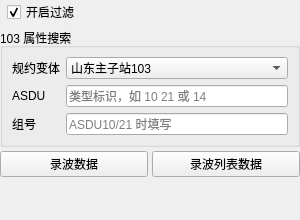
marshalyyx2000/wireshark, file ui/qt/iec103_filter_widget.ui: the form before one commit.
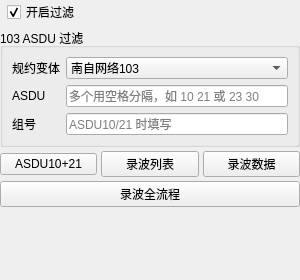
The form after the commit.

Commit message:
Add IEC 103 ASDU quick filters to the classify panel.
Show the filter bar when 103 is selected and add presets for ASDU10+21, wave list/data, and full wave-transfer ASDU ranges.

```diff
--- a/ui/qt/iec103_filter_widget.ui
+++ b/ui/qt/iec103_filter_widget.ui
@@ -7,7 +7,7 @@
     <x>0</x>
     <y>0</y>
     <width>300</width>
-    <height>220</height>
+    <height>280</height>
    </rect>
   </property>
   <layout class="QVBoxLayout" name="verticalLayout">
@@ -50,7 +50,7 @@
    <item>
     <widget class="QGroupBox" name="criteriaGroup">
      <property name="title">
-      <string>103 属性搜索</string>
+      <string>103 ASDU 过滤</string>
      </property>
      <layout class="QFormLayout" name="criteriaLayout">
       <item row="0" column="0">
@@ -62,6 +62,9 @@
       </item>
       <item row="0" column="1">
        <widget class="QComboBox" name="variantCombo">
+        <property name="currentIndex">
+         <number>1</number>
+        </property>
         <item>
          <property name="text">
           <string>山东主子站103</string>
@@ -84,7 +87,7 @@
       <item row="1" column="1">
        <widget class="QLineEdit" name="asduEdit">
         <property name="placeholderText">
-         <string>类型标识，如 10 21 或 14</string>
+         <string>多个用空格分隔，如 10 21 或 23 30</string>
         </property>
         <property name="clearButtonEnabled">
          <bool>true</bool>
@@ -112,7 +115,24 @@
     </widget>
    </item>
    <item>
-    <layout class="QHBoxLayout" name="waveButtonLayout">
+    <layout class="QHBoxLayout" name="presetRow1">
+     <item>
+      <widget class="QPushButton" name="genericAsduButton">
+       <property name="text">
+        <string>ASDU10+21</string>
+       </property>
+       <property name="toolTip">
+        <string>同时显示通用分类数据与命令 (ASDU10、ASDU21)</string>
+       </property>
+      </widget>
+     </item>
+     <item>
+      <widget class="QPushButton" name="waveListButton">
+       <property name="text">
+        <string>录波列表</string>
+       </property>
+      </widget>
+     </item>
      <item>
       <widget class="QPushButton" name="waveDataButton">
        <property name="text">
@@ -120,10 +140,17 @@
        </property>
       </widget>
      </item>
+    </layout>
+   </item>
+   <item>
+    <layout class="QHBoxLayout" name="presetRow2">
      <item>
-      <widget class="QPushButton" name="waveListButton">
+      <widget class="QPushButton" name="waveFlowButton">
        <property name="text">
-        <string>录波列表数据</string>
+        <string>录波全流程</string>
+       </property>
+       <property name="toolTip">
+        <string>显示录波列表、命令、准备、通道表、扰动值等全部录波相关 ASDU</string>
        </property>
       </widget>
      </item>
```
The commit also changes 3 other files.
